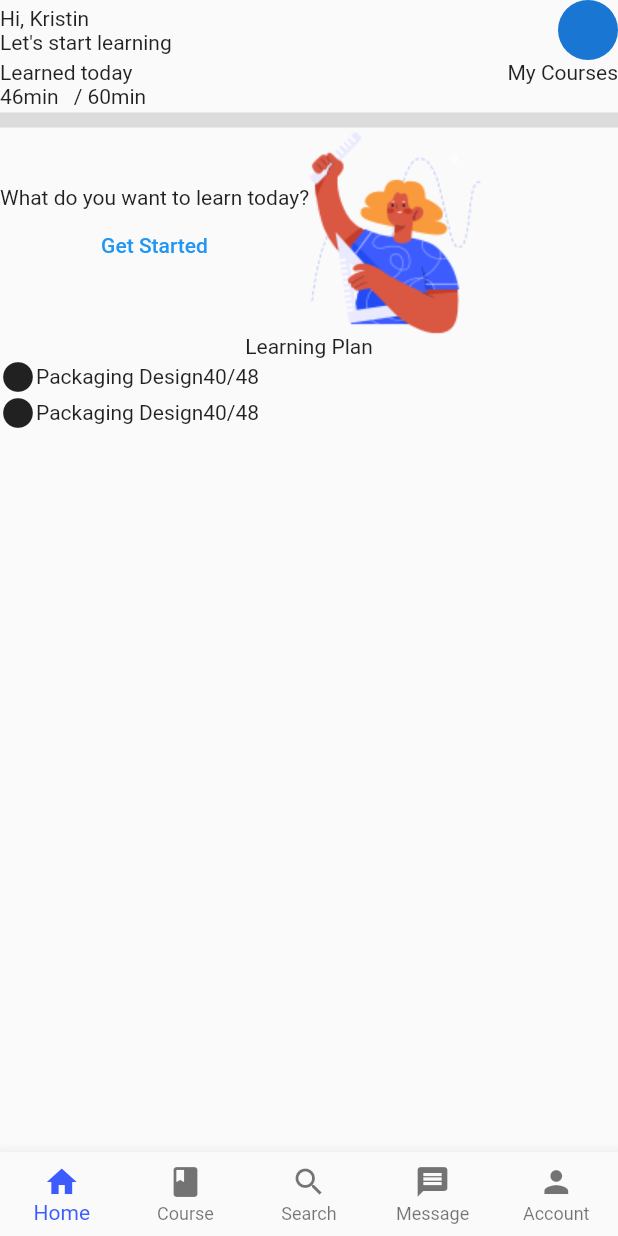
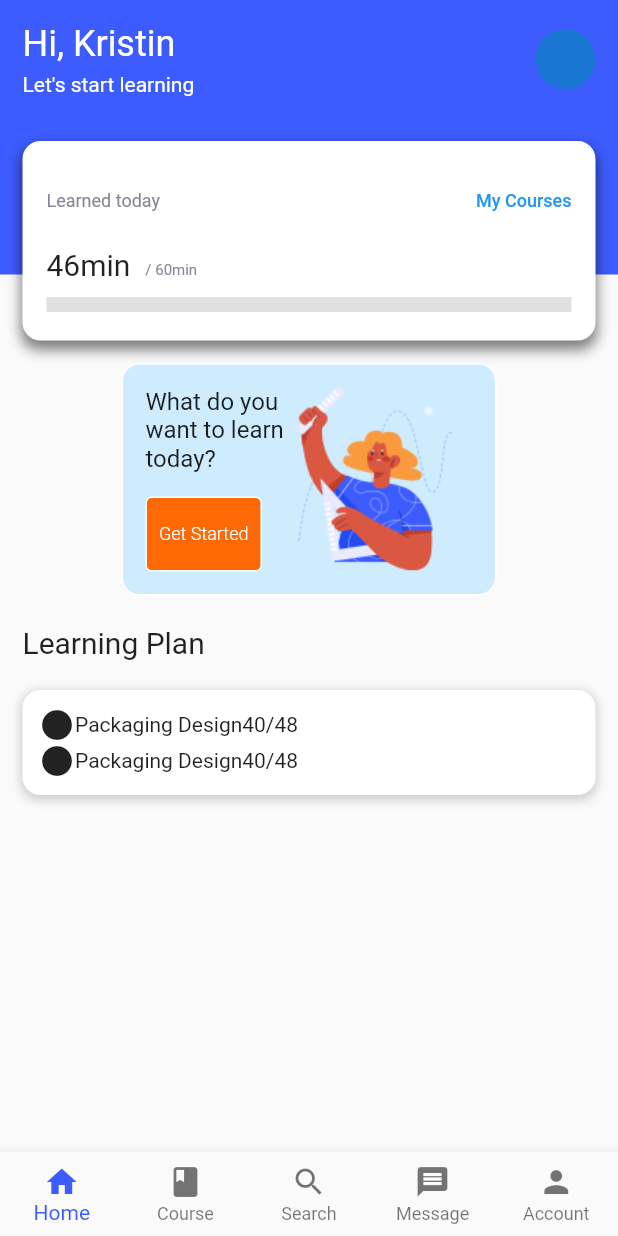
Before and after one commit to mfadlanridho/learning-app-flutter, a Flutter app: the NavigationScreen screen opened directly, on a phone screen of 412 x 824 dp. Run offline on Flutter 3.47's test engine with Material 2 defaults, Android fonts, the phone set to English and light mode, and no system bars; our stand-ins replace introduction_screen.

Commit message:
home page and macos

```diff
--- a/lib/pages/home_page.dart
+++ b/lib/pages/home_page.dart
@@ -6,12 +6,25 @@ class HomePage extends StatelessWidget {
   @override
   Widget build(BuildContext context) {
     return SafeArea(
-      child: Column(
-        children: [
+      child: Stack(
+        children: <Widget>[
+          Column(
+            crossAxisAlignment: CrossAxisAlignment.stretch,
+            mainAxisAlignment: MainAxisAlignment.start,
+            children: <Widget>[
+              Container(
+                width: MediaQuery.of(context).size.width,
+                height: 183,
+                color: Color(0xff3D5CFF),
+              ),
+            ],
+          ),
+          Column(children: [
             ProfileHeader(),
             LearningProgress(),
             DashboardCard(),
             LearningPlanCard(),
+          ])
         ],
       ),
     );
@@ -26,11 +39,42 @@ class LearningPlanCard extends StatelessWidget {
   @override
   Widget build(BuildContext context) {
     return Container(
+      padding: EdgeInsets.only(top: 5),
+      margin: EdgeInsets.all(15),
+      child: Column(
+        crossAxisAlignment: CrossAxisAlignment.start,
+        children: [
+          Text(
+            'Learning Plan',
+            style: TextStyle(fontSize: 20),
+          ),
+          SizedBox(
+            height: 20,
+          ),
+          Container(
+            decoration: BoxDecoration(
+              color: Colors.white,
+              border: Border.all(color: Colors.white),
+              borderRadius: BorderRadius.all(
+                Radius.circular(12),
+              ),
+              boxShadow: [
+                BoxShadow(
+                  color: Colors.grey.withOpacity(0.5),
+                  spreadRadius: 1,
+                  blurRadius: 5,
+                  offset: Offset(0, 2), // changes position of shadow
+                ),
+              ],
+            ),
+            padding: EdgeInsets.all(10),
             child: Column(
               children: [
-          Text('Learning Plan'),
                 LearningPlanListTile(),
                 LearningPlanListTile(),
+              ],
+            ),
+          )
         ],
       ),
     );
@@ -62,18 +106,57 @@ class DashboardCard extends StatelessWidget {
   @override
   Widget build(BuildContext context) {
     return Container(
+      width: 250,
+      height: 155,
+      padding: EdgeInsets.all(15),
+      decoration: BoxDecoration(
+        color: Color(0xffCEECFE),
+        border: Border.all(color: Colors.white),
+        borderRadius: BorderRadius.all(
+          Radius.circular(12),
+        ),
+      ),
       child: Row(
         children: [
           Column(
+            mainAxisAlignment: MainAxisAlignment.spaceBetween,
+            crossAxisAlignment: CrossAxisAlignment.start,
             children: [
-              Text('What do you want to learn today?'),
-              TextButton(
+              Text(
+                'What do you\nwant to learn\ntoday?',
+                style: TextStyle(
+                  fontSize: 16,
+                ),
+              ),
+              Container(
+                decoration: BoxDecoration(
+                  color: Color(0xffFF6905),
+                  border: Border.all(color: Colors.white),
+                  borderRadius: BorderRadius.all(
+                    Radius.circular(4),
+                  ),
+                ),
+                child: TextButton(
                   onPressed: () {},
-                child: Text('Get Started'),
+                  child: Text(
+                    'Get Started',
+                    style: TextStyle(
+                      fontSize: 12,
+                      fontWeight: FontWeight.w300,
+                    ),
+                  ),
+                  style: TextButton.styleFrom(
+                    primary: Colors.white,
+                  ),
+                ),
               ),
             ],
           ),
-          Image.asset('images/illustration04.png'),
+          Expanded(
+            child: Image.asset(
+              'images/illustration04.png',
+            ),
+          ),
         ],
       ),
     );
@@ -88,22 +171,72 @@ class LearningProgress extends StatelessWidget {
   @override
   Widget build(BuildContext context) {
     return Container(
+      padding: EdgeInsets.all(15),
+      margin: EdgeInsets.all(15),
+      decoration: BoxDecoration(
+        color: Colors.white,
+        border: Border.all(color: Colors.white),
+        borderRadius: BorderRadius.all(
+          Radius.circular(12),
+        ),
+        boxShadow: [
+          BoxShadow(
+            color: Colors.black.withOpacity(0.5),
+            spreadRadius: 1,
+            blurRadius: 7,
+            offset: Offset(0, 5), // changes position of shadow
+          ),
+        ],
+      ),
       child: Column(
         children: [
           Row(
             mainAxisAlignment: MainAxisAlignment.spaceBetween,
             children: [
-              Text('Learned today'),
-              Text('My Courses'),
+              Text(
+                'Learned today',
+                style: TextStyle(
+                  fontSize: 12,
+                  color: Color(0xff858597),
+                ),
+              ),
+              TextButton(
+                onPressed: () {},
+                style: TextButton.styleFrom(
+                  padding: EdgeInsets.all(0),
+                  minimumSize: Size(0, 0),
+                ),
+                child: Text(
+                  'My Courses',
+                  style: TextStyle(
+                    fontSize: 12,
+                  ),
+                ),
+              ),
             ],
           ),
+          SizedBox(height: 7),
           Row(
+            crossAxisAlignment: CrossAxisAlignment.baseline,
+            textBaseline: TextBaseline.alphabetic,
             children: [
-              Text('46min'),
+              Text(
+                '46min',
+                style: TextStyle(
+                  fontSize: 20,
+                ),
+              ),
               SizedBox(width: 10),
-              Text('/ 60min'),
+              Text(
+                '/ 60min',
+                style: TextStyle(
+                  fontSize: 10,
+                  color: Color(0xff858597),
+                ),
+              ),
             ],
           ),
+          SizedBox(height: 7),
           Divider(
             thickness: 10,
           )
@@ -120,18 +253,38 @@ class ProfileHeader extends StatelessWidget {
 
   @override
   Widget build(BuildContext context) {
-    return Row(
+    return Padding(
+      padding: const EdgeInsets.all(15.0),
+      child: Row(
         mainAxisAlignment: MainAxisAlignment.spaceBetween,
         children: [
           Column(
             crossAxisAlignment: CrossAxisAlignment.start,
             children: [
-            Text('Hi, Kristin'),
-            Text('Let\'s start learning'),
+              Text(
+                'Hi, Kristin',
+                style: TextStyle(
+                  fontSize: 24,
+                  color: Colors.white,
+                  fontWeight: FontWeight.w400,
+                ),
+              ),
+              SizedBox(
+                height: 5,
+              ),
+              Text(
+                'Let\'s start learning',
+                style: TextStyle(
+                  fontSize: 14,
+                  color: Colors.white,
+                  fontWeight: FontWeight.w400,
+                ),
+              ),
             ],
           ),
           CircleAvatar(),
         ],
+      ),
     );
   }
 }
```
Also changed, not shown: 27 other files. Lines whose indentation alone changed are shown as unchanged.
